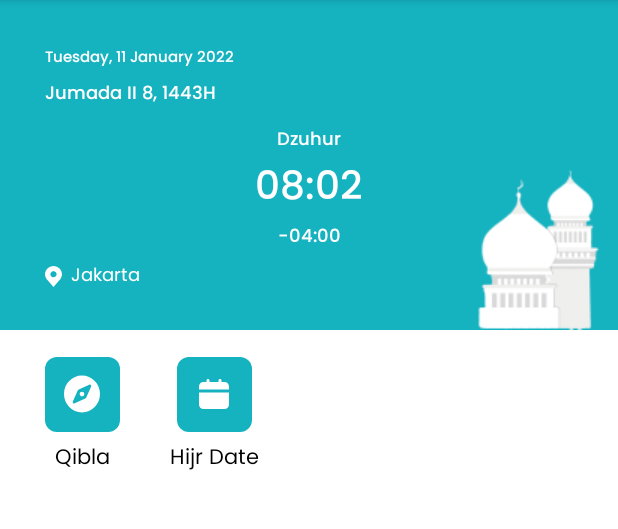
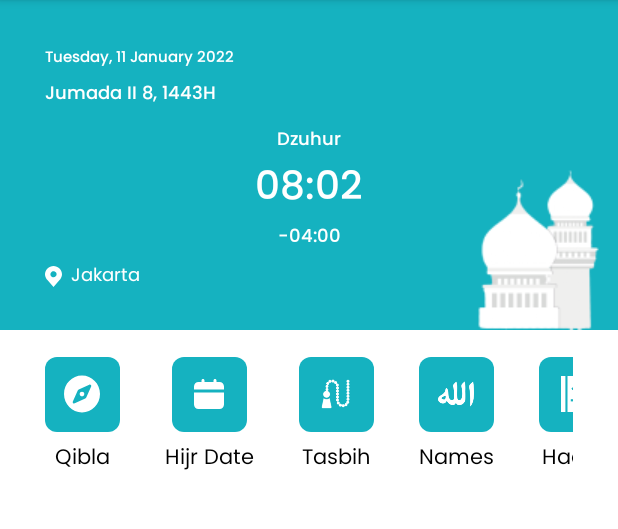
Before and after one commit to Dokito555/Muslim_App_Bismillah, an Android app: the screen it shows after launch (MainActivity), on a phone screen of 412 x 824 dp, the part 84-613 px from its top. Run offline under Robolectric (Android 15) with nearby library versions, the phone set to English and light mode, and no system bars.

Commit message:
supporting feature

```diff
--- a/app/src/main/res/drawable/ic_allah.xml
+++ /dev/null
@@ -1,8 +0,0 @@
-<vector xmlns:android="http://schemas.android.com/apk/res/android"
-    android:width="24dp"
-    android:height="24dp"
-    android:viewportWidth="24"
-    android:viewportHeight="24">
-  <path
-      android:pathData="M0,0h24v24h-24z"/>
-</vector>
--- a/app/src/main/res/drawable/ic_almatsurat.xml
+++ /dev/null
@@ -1,8 +0,0 @@
-<vector xmlns:android="http://schemas.android.com/apk/res/android"
-    android:width="28dp"
-    android:height="28dp"
-    android:viewportWidth="28"
-    android:viewportHeight="28">
-  <path
-      android:pathData="M0,0h28v28h-28z"/>
-</vector>
--- a/app/src/main/res/drawable/ic_hadith.xml
+++ /dev/null
@@ -1,8 +0,0 @@
-<vector xmlns:android="http://schemas.android.com/apk/res/android"
-    android:width="24dp"
-    android:height="24dp"
-    android:viewportWidth="24"
-    android:viewportHeight="24">
-  <path
-      android:pathData="M0,0h24v24h-24z"/>
-</vector>
--- a/app/src/main/res/layout/activity_main.xml
+++ b/app/src/main/res/layout/activity_main.xml
@@ -149,7 +149,7 @@
 
                     <LinearLayout
                         android:id="@+id/hijr_date"
-                        android:layout_marginStart="33dp"
+                        android:layout_marginStart="30dp"
                         android:layout_width="wrap_content"
                         android:orientation="vertical"
                         android:gravity="center"
@@ -179,6 +179,134 @@
 
                     </LinearLayout>
 
+                    <LinearLayout
+                        android:id="@+id/hijr_tasbih"
+                        android:layout_marginStart="30dp"
+                        android:layout_width="wrap_content"
+                        android:orientation="vertical"
+                        android:gravity="center"
+                        android:layout_height="wrap_content">
+
+                        <RelativeLayout
+                            android:layout_width="50dp"
+                            android:layout_height="50dp"
+                            android:gravity="center"
+                            android:background="@drawable/box1">
+
+                            <ImageView
+                                android:layout_width="24dp"
+                                android:layout_height="24dp"
+                                android:src="@drawable/tasbih" />
+
+                        </RelativeLayout>
+
+                        <TextView
+                            android:layout_marginTop="6dp"
+                            android:layout_width="wrap_content"
+                            android:layout_height="wrap_content"
+                            android:text="Tasbih"
+                            android:gravity="center"
+                            android:fontFamily="@font/poppins_regular"
+                            android:textColor="@color/black"/>
+
+                    </LinearLayout>
+
+                    <LinearLayout
+                        android:id="@+id/asmaul_husna"
+                        android:layout_marginStart="30dp"
+                        android:layout_width="wrap_content"
+                        android:orientation="vertical"
+                        android:gravity="center"
+                        android:layout_height="wrap_content">
+
+                        <RelativeLayout
+                            android:layout_width="50dp"
+                            android:layout_height="50dp"
+                            android:gravity="center"
+                            android:background="@drawable/box1">
+
+                            <ImageView
+                                android:layout_width="24dp"
+                                android:layout_height="24dp"
+                                android:src="@drawable/allah" />
+
+                        </RelativeLayout>
+
+                        <TextView
+                            android:layout_marginTop="6dp"
+                            android:layout_width="wrap_content"
+                            android:layout_height="wrap_content"
+                            android:text="Names"
+                            android:gravity="center"
+                            android:fontFamily="@font/poppins_regular"
+                            android:textColor="@color/black"/>
+
+                    </LinearLayout>
+
+                    <LinearLayout
+                        android:id="@+id/hadith"
+                        android:layout_marginStart="30dp"
+                        android:layout_width="wrap_content"
+                        android:orientation="vertical"
+                        android:gravity="center"
+                        android:layout_height="wrap_content">
+
+                        <RelativeLayout
+                            android:layout_width="50dp"
+                            android:layout_height="50dp"
+                            android:gravity="center"
+                            android:background="@drawable/box1">
+
+                            <ImageView
+                                android:layout_width="24dp"
+                                android:layout_height="24dp"
+                                android:src="@drawable/hadith" />
+
+                        </RelativeLayout>
+
+                        <TextView
+                            android:layout_marginTop="6dp"
+                            android:layout_width="wrap_content"
+                            android:layout_height="wrap_content"
+                            android:text="Hadith"
+                            android:gravity="center"
+                            android:fontFamily="@font/poppins_regular"
+                            android:textColor="@color/black"/>
+
+                    </LinearLayout>
+
+                    <LinearLayout
+                        android:id="@+id/almatsurot"
+                        android:layout_marginStart="30dp"
+                        android:layout_width="wrap_content"
+                        android:orientation="vertical"
+                        android:gravity="center"
+                        android:layout_height="wrap_content">
+
+                        <RelativeLayout
+                            android:layout_width="50dp"
+                            android:layout_height="50dp"
+                            android:gravity="center"
+                            android:background="@drawable/box1">
+
+                            <ImageView
+                                android:layout_width="24dp"
+                                android:layout_height="24dp"
+                                android:src="@drawable/almatsurot" />
+
+                        </RelativeLayout>
+
+                        <TextView
+                            android:layout_marginTop="6dp"
+                            android:layout_width="wrap_content"
+                            android:layout_height="wrap_content"
+                            android:text="Al-Matsurot"
+                            android:gravity="center"
+                            android:fontFamily="@font/poppins_regular"
+                            android:textColor="@color/black"/>
+
+                    </LinearLayout>
+
                 </LinearLayout>
 
             </HorizontalScrollView>
```
Also changed, not shown: app/src/main/res/drawable/allah.png (added), app/src/main/res/drawable/almatsurot.png (added), app/src/main/res/drawable/hadith.png (added), app/src/main/res/drawable/tasbih.png (added).
